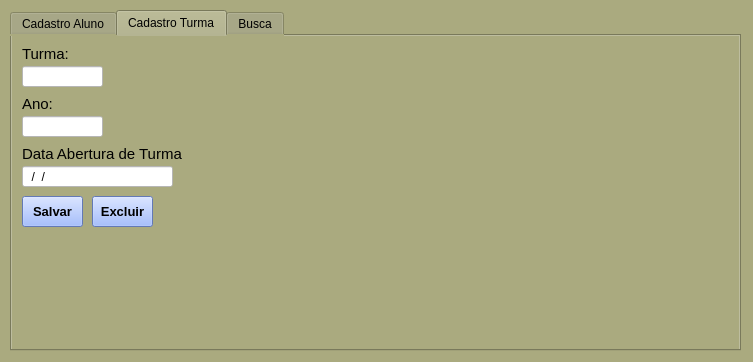
This is interface.ui in FabianoDamasio/Banco-de-Dados-TS as Qt 5 draws it before an edit. The edited form follows.
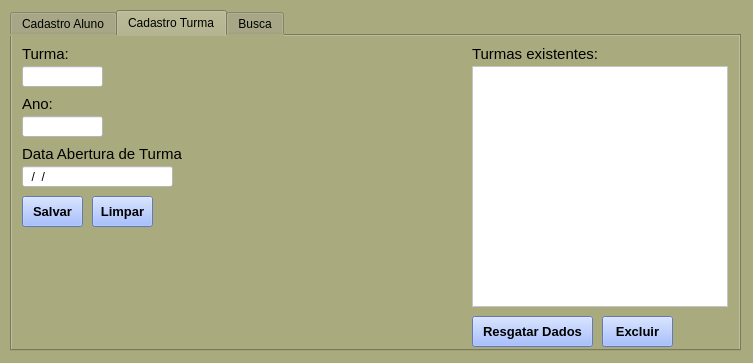
This is the edited form. The open tabs and pages were chosen to show the change. Icons and pictures are not drawn.

```diff
--- a/interface.ui
+++ b/interface.ui
@@ -10,7 +10,7 @@
     <x>0</x>
     <y>0</y>
     <width>753</width>
-    <height>362</height>
+    <height>363</height>
    </rect>
   </property>
   <property name="minimumSize">
@@ -937,9 +937,9 @@
      <widget class="QPushButton" name="salvar01_3">
       <property name="geometry">
        <rect>
-        <x>80</x>
-        <y>160</y>
-        <width>61</width>
+        <x>590</x>
+        <y>280</y>
+        <width>71</width>
         <height>31</height>
        </rect>
       </property>
@@ -961,6 +961,95 @@
        <bool>false</bool>
       </property>
      </widget>
+     <widget class="QListWidget" name="listWidget_2">
+      <property name="geometry">
+       <rect>
+        <x>460</x>
+        <y>30</y>
+        <width>256</width>
+        <height>241</height>
+       </rect>
+      </property>
+      <property name="styleSheet">
+       <string notr="true">background-color: rgb(255, 255, 255);</string>
+      </property>
+     </widget>
+     <widget class="QLabel" name="label_17">
+      <property name="geometry">
+       <rect>
+        <x>460</x>
+        <y>10</y>
+        <width>161</width>
+        <height>16</height>
+       </rect>
+      </property>
+      <property name="font">
+       <font>
+        <family>Arial</family>
+        <pointsize>11</pointsize>
+       </font>
+      </property>
+      <property name="styleSheet">
+       <string notr="true"/>
+      </property>
+      <property name="text">
+       <string>Turmas existentes:</string>
+      </property>
+     </widget>
+     <widget class="QPushButton" name="resgatardadosturma">
+      <property name="geometry">
+       <rect>
+        <x>460</x>
+        <y>280</y>
+        <width>121</width>
+        <height>31</height>
+       </rect>
+      </property>
+      <property name="font">
+       <font>
+        <family>Arial</family>
+        <pointsize>10</pointsize>
+        <weight>75</weight>
+        <bold>true</bold>
+       </font>
+      </property>
+      <property name="styleSheet">
+       <string notr="true">background-color: rgb(139, 170, 255);</string>
+      </property>
+      <property name="text">
+       <string>Resgatar Dados</string>
+      </property>
+      <property name="checkable">
+       <bool>false</bool>
+      </property>
+     </widget>
+     <widget class="QPushButton" name="salvar01_4">
+      <property name="geometry">
+       <rect>
+        <x>80</x>
+        <y>160</y>
+        <width>61</width>
+        <height>31</height>
+       </rect>
+      </property>
+      <property name="font">
+       <font>
+        <family>Arial</family>
+        <pointsize>10</pointsize>
+        <weight>75</weight>
+        <bold>true</bold>
+       </font>
+      </property>
+      <property name="styleSheet">
+       <string notr="true">background-color: rgb(139, 170, 255);</string>
+      </property>
+      <property name="text">
+       <string>Limpar</string>
+      </property>
+      <property name="checkable">
+       <bool>false</bool>
+      </property>
+     </widget>
     </widget>
     <widget class="QWidget" name="tab2">
      <attribute name="title">
```
Left out of the diff: 32 changed lines with no effect on the pictures.
